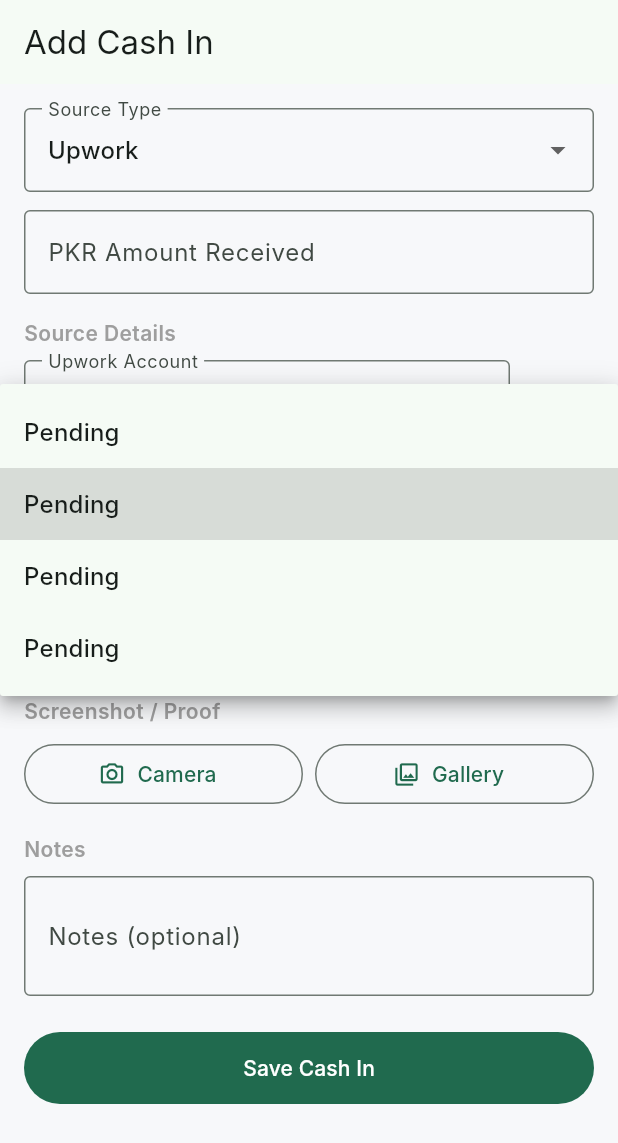
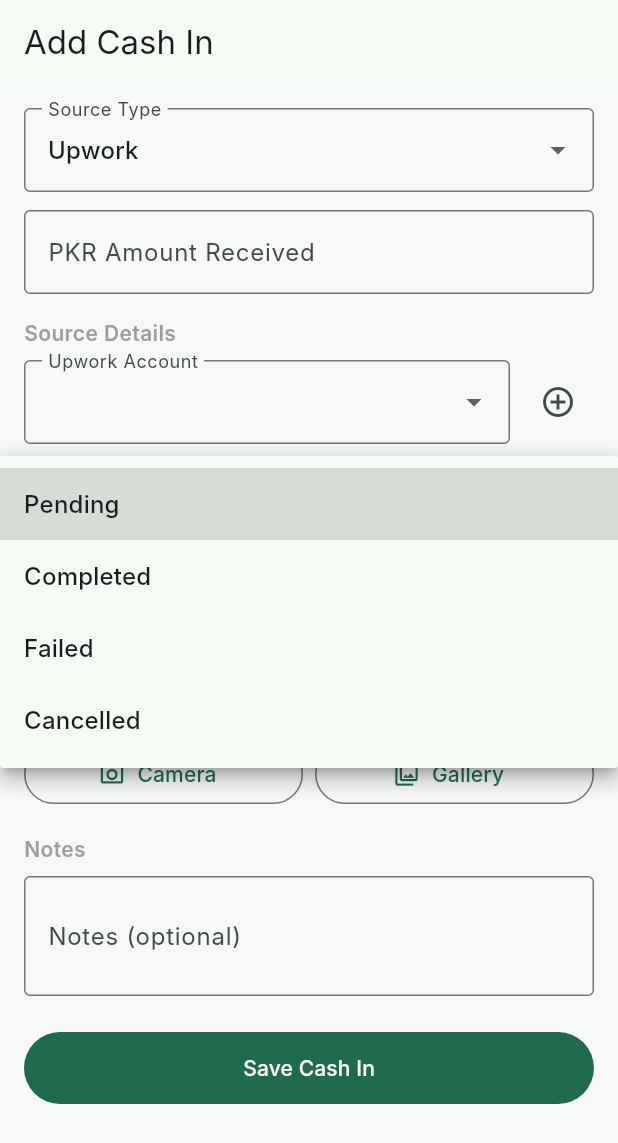
Before and after one commit to waleed52531/corehives, a Flutter app: the AddCashInScreen screen opened by its route, after a tap on "Pending", on a phone screen of 412 x 824 dp. Shown: the top 1143 px of the screen. Run offline on Flutter 3.47's test engine with Material 3 defaults, Android fonts, the phone set to English and light mode, and no system bars; our stand-ins replace cloud_firestore, firebase_auth, firebase_core, firebase_storage, flutter_image_compress, flutter_riverpod and 2 more; accounts and stored records are empty; Roboto replaces fonts that are missing (Inter).

Commit message:
bug fixed

```diff
--- a/mobile/lib/features/transactions/presentation/add_cash_in_screen.dart
+++ b/mobile/lib/features/transactions/presentation/add_cash_in_screen.dart
@@ -31,7 +31,7 @@
   dynamic _project;
   dynamic _salespersonEmployee;
   DateTime _date = DateTime.now();
-  String _status = 'Completed';
+  String _status = 'Pending';
   File? _receiptFile;
   double? _uploadProgress;
   bool _uploadFailed = false;
@@ -304,10 +304,7 @@
             DropdownButtonFormField<String>(
               value: _status,
               decoration: const InputDecoration(labelText: 'Status', border: OutlineInputBorder()),
-              items: _statuses.map((s) {
-                final display = s == 'completed' ? 'Completed' : 'Pending';
-                return DropdownMenuItem(value: s, child: Text(display));
-              }).toList(),
+              items: _statuses.map((s) => DropdownMenuItem(value: s, child: Text(s))).toList(),
               onChanged: (v) => setState(() => _status = v!),
             ),
             const SizedBox(height: 12),
```
